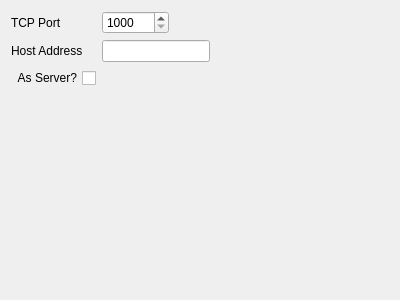
Before: the Qt Designer form src/ui/QGCTCPLinkConfiguration.ui in ArduPilot/apm_planner, drawn with Qt 5.
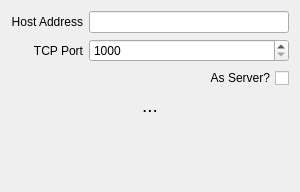
After: the same form once the commit is applied.

Commit message: TCP Link: Add hostname lookup

Patch:
```diff
--- a/src/ui/QGCTCPLinkConfiguration.ui
+++ b/src/ui/QGCTCPLinkConfiguration.ui
@@ -6,25 +6,40 @@
    <rect>
     <x>0</x>
     <y>0</y>
-    <width>400</width>
-    <height>300</height>
+    <width>300</width>
+    <height>192</height>
    </rect>
   </property>
   <property name="windowTitle">
    <string>Form</string>
   </property>
-  <layout class="QFormLayout" name="formLayout">
-   <property name="fieldGrowthPolicy">
-    <enum>QFormLayout::FieldsStayAtSizeHint</enum>
-   </property>
+  <layout class="QVBoxLayout" name="verticalLayout">
+   <item>
+    <layout class="QGridLayout" name="gridLayout">
    <item row="0" column="0">
+      <widget class="QLabel" name="hostLabel">
+       <property name="text">
+        <string>Host Address</string>
+       </property>
+       <property name="alignment">
+        <set>Qt::AlignRight|Qt::AlignTrailing|Qt::AlignVCenter</set>
+       </property>
+      </widget>
+     </item>
+     <item row="0" column="1">
+      <widget class="QLineEdit" name="hostAddressLineEdit"/>
+     </item>
+     <item row="1" column="0">
     <widget class="QLabel" name="portLabel">
      <property name="text">
       <string>TCP Port</string>
      </property>
-    </widget>
-   </item>
-   <item row="0" column="1">
+       <property name="alignment">
+        <set>Qt::AlignRight|Qt::AlignTrailing|Qt::AlignVCenter</set>
+       </property>
+      </widget>
+     </item>
+     <item row="1" column="1">
     <widget class="QSpinBox" name="portSpinBox">
      <property name="minimum">
       <number>1000</number>
@@ -34,17 +49,7 @@
      </property>
     </widget>
    </item>
-   <item row="1" column="0">
-    <widget class="QLabel" name="hostLabel">
-     <property name="text">
-      <string>Host Address</string>
-     </property>
-    </widget>
-   </item>
-   <item row="1" column="1">
-    <widget class="QLineEdit" name="hostAddressLineEdit"/>
-   </item>
-   <item row="2" column="0">
+     <item row="2" column="1">
     <widget class="QCheckBox" name="asServerCheckBox">
      <property name="sizePolicy">
       <sizepolicy hsizetype="Preferred" vsizetype="Fixed">
@@ -59,6 +64,36 @@
       <string>As Server?</string>
      </property>
     </widget>
+     </item>
+    </layout>
+   </item>
+   <item>
+    <widget class="QLabel" name="statusLabel">
+     <property name="font">
+      <font>
+       <pointsize>14</pointsize>
+      </font>
+     </property>
+     <property name="text">
+      <string>...</string>
+     </property>
+     <property name="alignment">
+      <set>Qt::AlignCenter</set>
+     </property>
+    </widget>
+   </item>
+   <item>
+    <spacer name="verticalSpacer">
+     <property name="orientation">
+      <enum>Qt::Vertical</enum>
+     </property>
+     <property name="sizeHint" stdset="0">
+      <size>
+       <width>20</width>
+       <height>75</height>
+      </size>
+     </property>
+    </spacer>
    </item>
   </layout>
  </widget>
```
Lines whose indentation alone changed are shown as unchanged. The commit also changes 8 other files.
